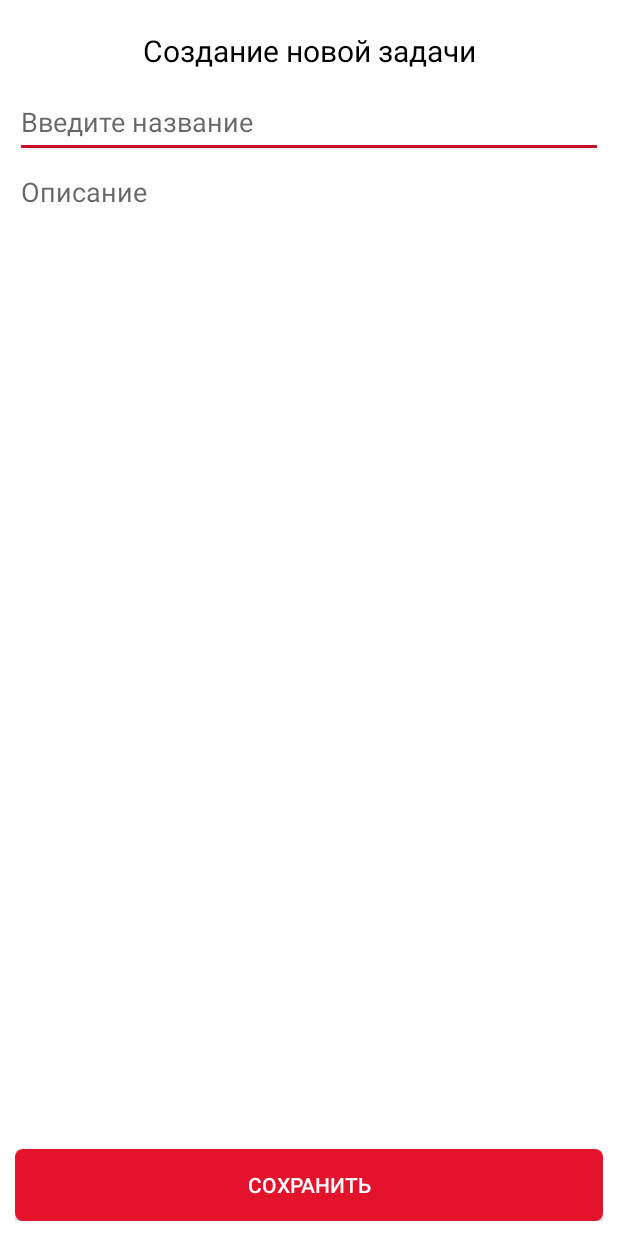
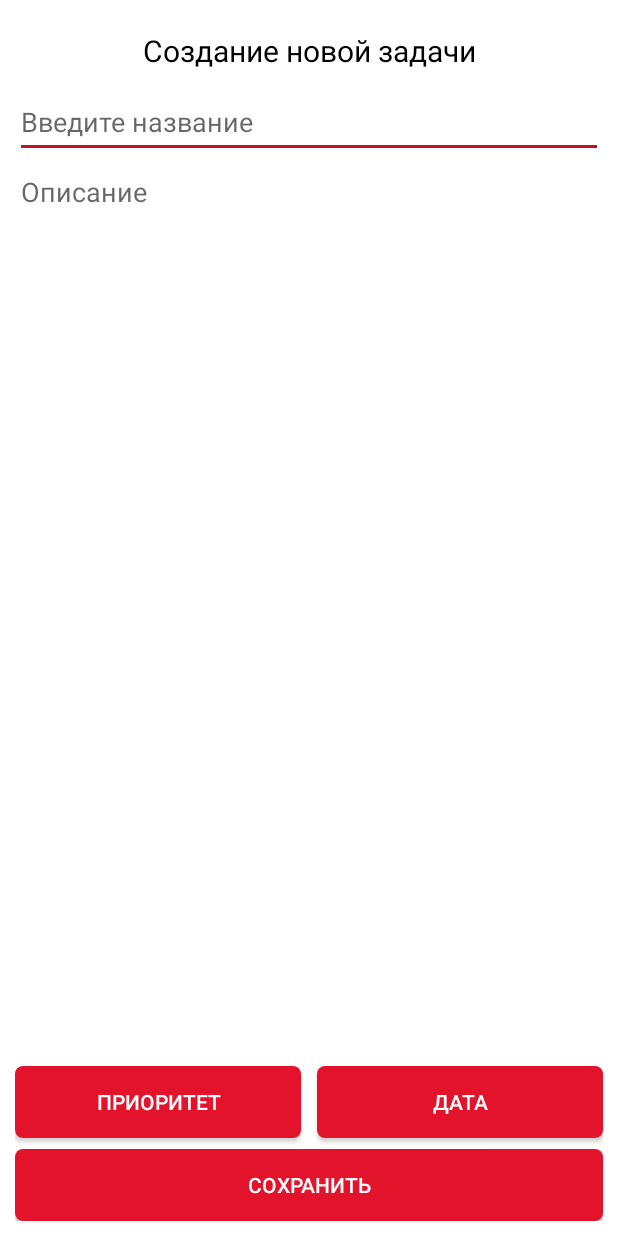
Before and after one commit to Masharo/Notes, an Android app: the AddNoteActivity screen opened directly, with no data from a screen before it, on a phone screen of 412 x 824 dp. Run offline under Robolectric (Android 15) with nearby library versions, the phone set to English and light mode, and no system bars.

Commit message:
activity_add_note.xml добавил кнопки и разнес по ресурсам

```diff
--- a/app/src/main/res/layout/activity_add_note.xml
+++ b/app/src/main/res/layout/activity_add_note.xml
@@ -12,7 +12,7 @@
         android:id="@+id/textview_addnote_name"
         android:layout_width="match_parent"
         android:layout_height="wrap_content"
-        android:text="Создание новой задачи"
+        android:text="@string/string_activityaddnote_createnewtask"
         android:textColor="@color/black"
         android:textSize="20sp"
         android:layout_marginVertical="10dp"
@@ -22,7 +22,7 @@
         android:id="@+id/edittext_addnote_title"
         android:layout_width="match_parent"
         android:layout_height="wrap_content"
-        android:hint="Введите название"
+        android:hint="@string/string_activityaddnote_inputtitle"
         android:minHeight="48dp"
         tools:layout_editor_absoluteX="10dp" />
 
@@ -34,14 +34,41 @@
         android:gravity="start|top"
         android:inputType="textMultiLine"
         android:layout_marginBottom="10dp"
-        android:hint="Описание"
+        android:hint="@string/string_activityaddnote_inputdescription"
         android:backgroundTint="@color/white" />
+
+    <LinearLayout
+        android:layout_width="match_parent"
+        android:layout_height="wrap_content"
+        android:orientation="horizontal" >
+
+        <Button
+            android:layout_width="0dp"
+            android:layout_height="wrap_content"
+            android:text="@string/string_activityaddnote_priority"
+            android:layout_marginEnd="@dimen/margin_activityaddnote_buttoncentermarginprioritydate"
+            android:layout_marginVertical="@dimen/margin_activityaddnote_verticalbuttonsprioritydateandsave"
+            android:textColor="@color/white"
+            android:background="@drawable/button_selector"
+            android:layout_weight="1" />
+
+        <Button
+            android:layout_width="0dp"
+            android:layout_height="wrap_content"
+            android:text="@string/string_activityaddnote_date"
+            android:layout_marginStart="@dimen/margin_activityaddnote_buttoncentermarginprioritydate"
+            android:layout_marginVertical="@dimen/margin_activityaddnote_verticalbuttonsprioritydateandsave"
+            android:textColor="@color/white"
+            android:background="@drawable/button_selector"
+            android:layout_weight="1" />
+
+    </LinearLayout>
 
     <Button
         android:id="@+id/button_addnote_save"
         android:layout_width="match_parent"
         android:layout_height="wrap_content"
-        android:text="Сохранить"
+        android:text="@string/string_activityaddnote_save"
         android:textColor="@color/white"
         android:background="@drawable/button_selector" />
 
--- a/app/src/main/res/values/dimens.xml
+++ b/app/src/main/res/values/dimens.xml
@@ -3,5 +3,7 @@
 
     <dimen name="padding_noteitem_horizontaltextview">7dp</dimen>
     <dimen name="padding_noteitem_verticaltextview">6dp</dimen>
+    <dimen name="margin_activityaddnote_buttoncentermarginprioritydate">5dp</dimen>
+    <dimen name="margin_activityaddnote_verticalbuttonsprioritydateandsave">7dp</dimen>
 
 </resources>
--- a/app/src/main/res/values/strings.xml
+++ b/app/src/main/res/values/strings.xml
@@ -12,4 +12,10 @@
     <string name="text_dayofweek_friday">Пятница</string>
     <string name="text_dayofweek_saturday">Суббота</string>
     <string name="text_dayofweek_sunday">Воскресенье</string>
+    <string name="string_activityaddnote_createnewtask">Создание новой задачи</string>
+    <string name="string_activityaddnote_inputtitle">Введите название</string>
+    <string name="string_activityaddnote_inputdescription">Описание</string>
+    <string name="string_activityaddnote_priority">Приоритет</string>
+    <string name="string_activityaddnote_date">Дата</string>
+    <string name="string_activityaddnote_save">Сохранить</string>
 </resources>
```
